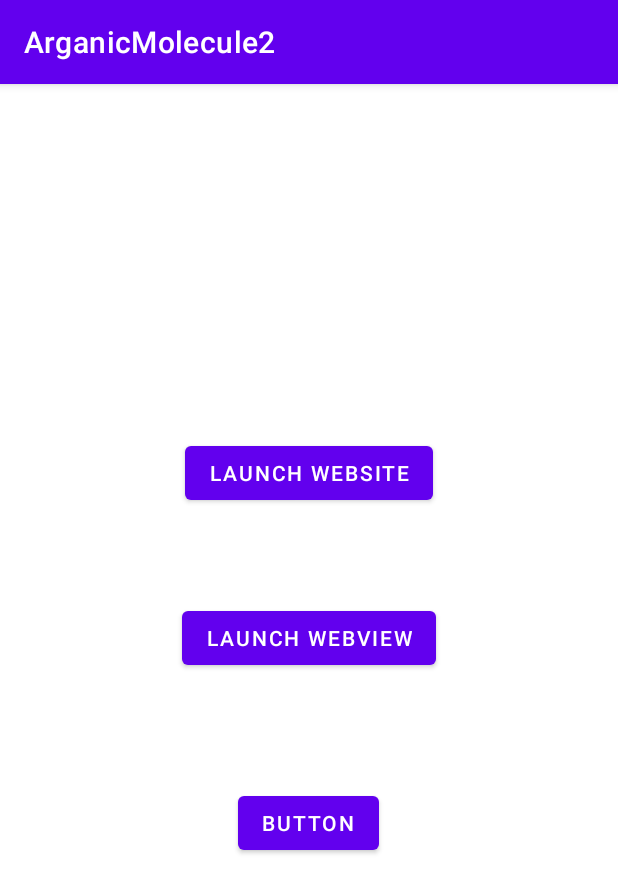
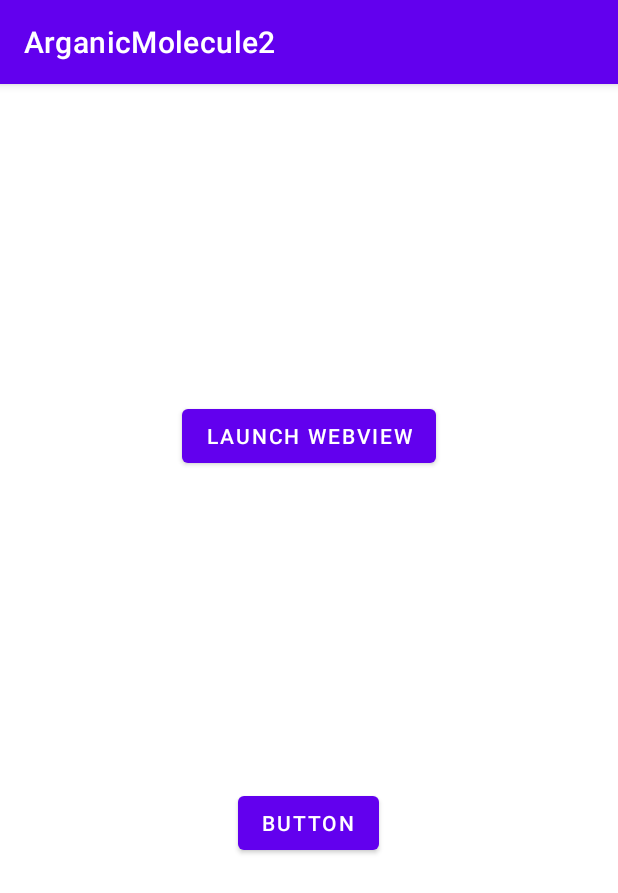
Before and after one commit to tlam89/ArganicMolecule, an Android app: the screen it shows after launch (ChemAPI_Activity before the commit, PBD_Website_Activity after it), after a tap on "A7: PBD WEB SERVICE", on a phone screen of 412 x 824 dp. Shown: the top 893 px of the screen. Run offline under Robolectric (Android 15) with nearby library versions, the phone set to English and light mode, and no system bars.

Commit message:
adding the PBD_webView activity & layout

```diff
--- a/app/src/main/java/com/examples/arganicmolecule2/ChemAPI_Activity.java
+++ /dev/null
@@ -1,16 +0,0 @@
-package com.examples.arganicmolecule2;
-
-import androidx.appcompat.app.AppCompatActivity;
-
-import android.os.Bundle;
-import android.webkit.WebView;
-
-public class ChemAPI_Activity extends AppCompatActivity {
-    WebView rscWeb;
-
-    @Override
-    protected void onCreate(Bundle savedInstanceState) {
-        super.onCreate(savedInstanceState);
-        setContentView(R.layout.chem_api);
-    }
-}
--- a/app/src/main/java/com/examples/arganicmolecule2/MainActivity.java
+++ b/app/src/main/java/com/examples/arganicmolecule2/MainActivity.java
@@ -20,7 +20,7 @@ public class MainActivity extends AppCompatActivity {
     }
 
     public void openRSChemWebViewScreen() {
-        Intent openRSChemWebViewActivity = new Intent(this, ChemAPI_Activity.class);
+        Intent openRSChemWebViewActivity = new Intent(this, PBD_Website_Activity.class);
         startActivity(openRSChemWebViewActivity);
     }
 }
--- a/app/src/main/java/com/examples/arganicmolecule2/PBD_Website_Activity.java
+++ b/app/src/main/java/com/examples/arganicmolecule2/PBD_Website_Activity.java
@@ -3,12 +3,25 @@ package com.examples.arganicmolecule2;
 import androidx.appcompat.app.AppCompatActivity;
 
 import android.os.Bundle;
+import android.content.Intent;
+import android.view.View;
+import android.widget.Button;
 
 public class PBD_Website_Activity extends AppCompatActivity {
+    Button webViewButton;
 
     @Override
     protected void onCreate(Bundle savedInstanceState) {
         super.onCreate(savedInstanceState);
-        setContentView(R.layout.activity_pbd_website);
+        setContentView(R.layout.activity_pbd_webview_service);
+
+        webViewButton=findViewById(R.id.webview_button);
+        webViewButton.setOnClickListener(new View.OnClickListener(){
+            @Override
+            public void onClick(View viewWeb) {
+                Intent webView_intent = new Intent(PBD_Website_Activity.this,PBD_WebView_Activity.class);
+                startActivity(webView_intent);
+            }
+        });
     }
 }
--- a/app/src/main/res/layout/activity_pbd_website.xml
+++ b/app/src/main/res/layout/activity_pbd_website.xml
@@ -6,4 +6,9 @@
     android:layout_height="match_parent"
     tools:context=".PBD_Website_Activity">
 
+    <WebView
+        android:id="@+id/webview_view"
+        android:layout_width="match_parent"
+        android:layout_height="match_parent" />
+
 </androidx.constraintlayout.widget.ConstraintLayout>
--- a/app/src/main/res/layout/chem_api.xml
+++ b/app/src/main/res/layout/activity_pbd_webview_service.xml
@@ -4,18 +4,6 @@
     xmlns:tools="http://schemas.android.com/tools"
     android:layout_width="match_parent"
     android:layout_height="match_parent">
-
-    <Button
-        android:id="@+id/website_button"
-        android:layout_width="wrap_content"
-        android:layout_height="wrap_content"
-        android:text="@string/launch_website"
-        app:layout_constraintBottom_toBottomOf="parent"
-        app:layout_constraintEnd_toEndOf="parent"
-        app:layout_constraintHorizontal_bias="0.499"
-        app:layout_constraintStart_toStartOf="parent"
-        app:layout_constraintTop_toTopOf="parent"
-        app:layout_constraintVertical_bias="0.327" />
 
     <Button
         android:id="@+id/webview_button"
@@ -25,8 +13,7 @@
         app:layout_constraintBottom_toTopOf="@+id/button3"
         app:layout_constraintEnd_toEndOf="parent"
         app:layout_constraintStart_toStartOf="parent"
-        app:layout_constraintTop_toBottomOf="@+id/website_button"
-        app:layout_constraintVertical_bias="0.451" />
+        app:layout_constraintTop_toTopOf="parent" />
 
     <Button
         android:id="@+id/button3"
--- a/build.gradle
+++ b/build.gradle
@@ -1,5 +1,5 @@
 // Top-level build file where you can add configuration options common to all sub-projects/modules.
 plugins {
-    id 'com.android.application' version '7.3.0' apply false
-    id 'com.android.library' version '7.3.0' apply false
+    id 'com.android.application' version '7.3.1' apply false
+    id 'com.android.library' version '7.3.1' apply false
 }
```
Also changed, not shown: app/src/main/AndroidManifest.xml (+8 -0 lines), app/src/main/java/com/examples/arganicmolecule2/PBD_WebView_Activity.java (added, +38 -0 lines).
